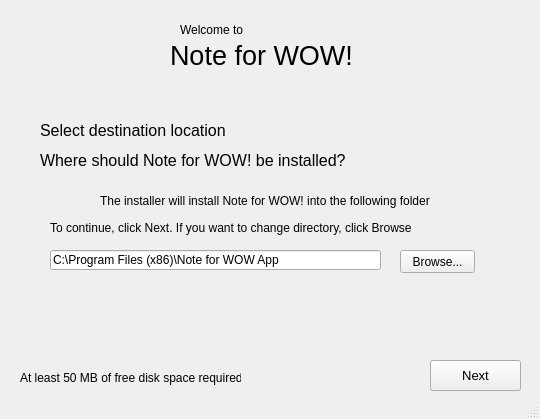
GreenSystemDuy08/TL-C4K-PTI01, file PTI/SPCK/GUI/Setup1.ui: the form before one commit.
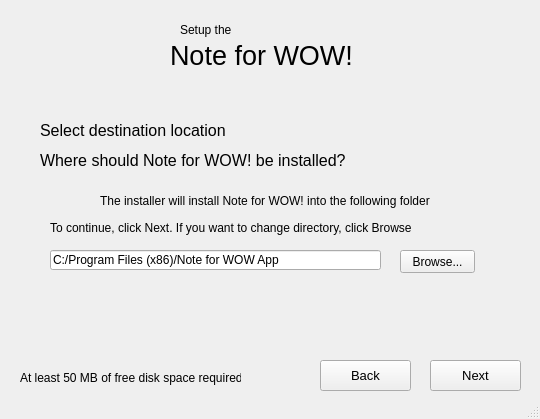
The form after the commit. Icons and pictures are not drawn.

```diff
--- a/PTI/SPCK/GUI/Setup1.ui
+++ b/PTI/SPCK/GUI/Setup1.ui
@@ -75,24 +75,6 @@
      <string>Select destination location</string>
     </property>
    </widget>
-   <widget class="QLabel" name="label">
-    <property name="geometry">
-     <rect>
-      <x>180</x>
-      <y>20</y>
-      <width>71</width>
-      <height>20</height>
-     </rect>
-    </property>
-    <property name="font">
-     <font>
-      <pointsize>9</pointsize>
-     </font>
-    </property>
-    <property name="text">
-     <string>Welcome to</string>
-    </property>
-   </widget>
    <widget class="QLabel" name="label_4">
     <property name="geometry">
      <rect>
@@ -181,7 +163,7 @@
      </rect>
     </property>
     <property name="text">
-     <string>C:\Program Files (x86)\Note for WOW App</string>
+     <string>C:/Program Files (x86)/Note for WOW App</string>
     </property>
     <property name="placeholderText">
      <string>Please select destination location!</string>
@@ -232,6 +214,42 @@
      <bool>true</bool>
     </property>
    </widget>
+   <widget class="QLabel" name="label_10">
+    <property name="geometry">
+     <rect>
+      <x>180</x>
+      <y>20</y>
+      <width>81</width>
+      <height>20</height>
+     </rect>
+    </property>
+    <property name="font">
+     <font>
+      <pointsize>9</pointsize>
+     </font>
+    </property>
+    <property name="text">
+     <string>Setup the</string>
+    </property>
+   </widget>
+   <widget class="QPushButton" name="bt_back">
+    <property name="geometry">
+     <rect>
+      <x>320</x>
+      <y>360</y>
+      <width>91</width>
+      <height>31</height>
+     </rect>
+    </property>
+    <property name="font">
+     <font>
+      <pointsize>10</pointsize>
+     </font>
+    </property>
+    <property name="text">
+     <string>Back</string>
+    </property>
+   </widget>
   </widget>
   <widget class="QStatusBar" name="statusbar"/>
  </widget>
```
